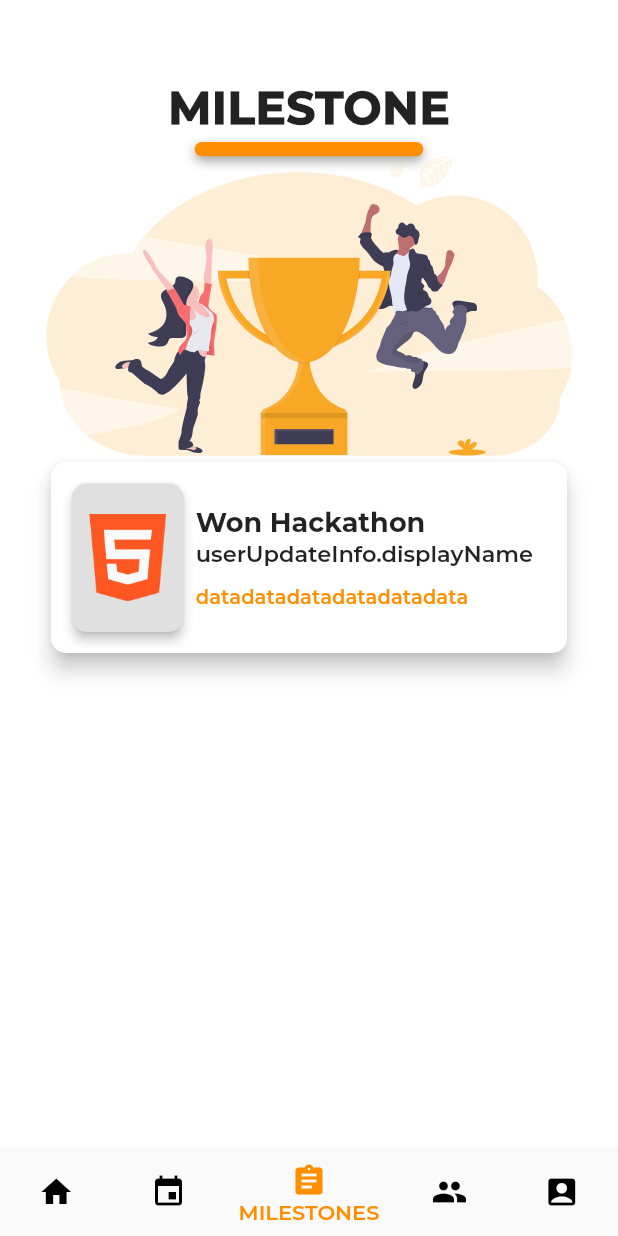
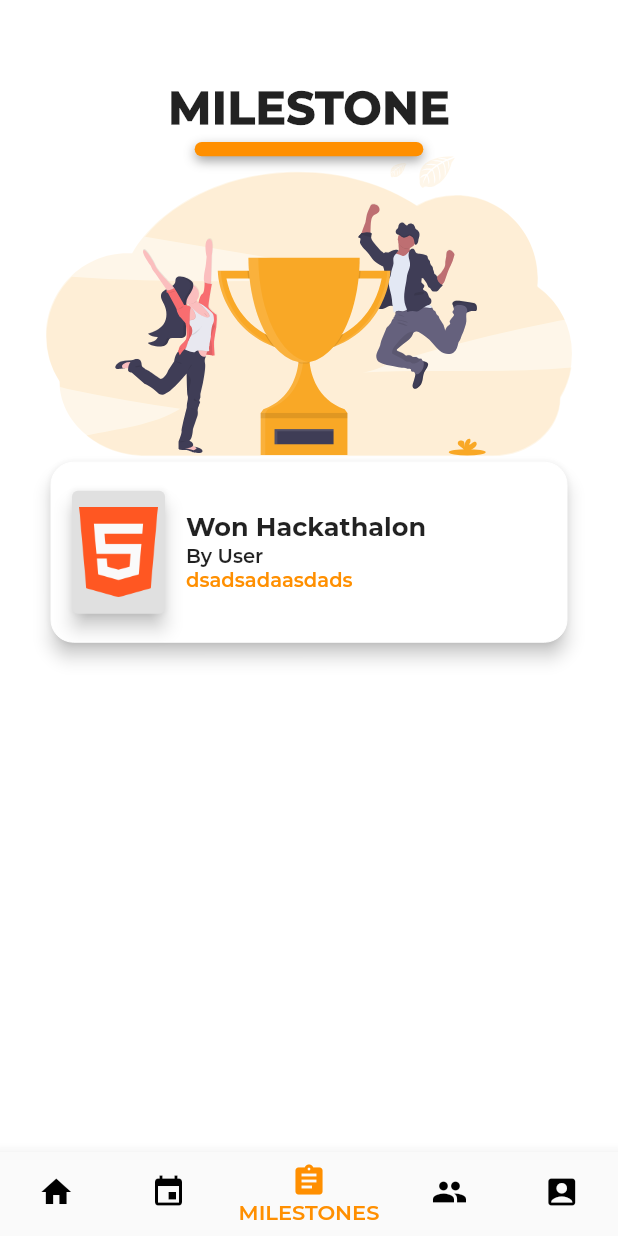
Before and after one commit to smaranjitghose/girlscript_app, a Flutter app: the Dashboard screen opened directly, swiped to page 3, on a phone screen of 412 x 824 dp. Run offline on Flutter 3.47's test engine with Material 2 defaults, Android fonts, the phone set to English and light mode, and no system bars; our stand-ins replace carousel_slider, cloud_firestore, firebase_auth, flutter_spinkit, flutter_svg, google_sign_in and 1 more; accounts and stored records are empty; project files that could hold a hidden picture were left out.

Commit message:
Updated Milestone section, corrected minor typo in Profile, Changed the icon next to Name of Event field in Register page

```diff
--- a/community_app_boilerplate/lib/ui/screens/eventRegister.dart
+++ b/community_app_boilerplate/lib/ui/screens/eventRegister.dart
@@ -102,7 +102,7 @@ class _EventRegisterState extends State<EventRegister> {
                 decoration: inputTextDecoration.copyWith(
                   labelText: "Name of Event",
                   icon: Icon(
-                    Icons.edit,
+                    Icons.event_note,
                     color: Colors.black87,
                     size: 30
                   )
--- a/community_app_boilerplate/lib/ui/screens/milestone.dart
+++ b/community_app_boilerplate/lib/ui/screens/milestone.dart
@@ -62,59 +62,61 @@ class _MilestoneState extends State<Milestone> {
               height: 200.0,
             ),
             Card(
-              elevation: 6.0,
+              color: Colors.white,
+              elevation: 5.0,
               shape: RoundedRectangleBorder(
-                borderRadius: BorderRadius.circular(10)
-              ),
+                  borderRadius: BorderRadius.circular(15.0),
+                  side:
+                  BorderSide(color: Colors.white, width: 0.0)),
               child: Padding(
-                padding: const EdgeInsets.all(10.0),
+                padding: const EdgeInsets.only(
+                    top: 15.0, bottom: 15.0, left: 10.0, right: 10.0),
                 child: Row(
                   children: <Widget>[
-                    Container(
-                      width: width*0.2,
-                      height: height*0.13,
-                      child: Card(
-                        color: Colors.grey[300],
-                        shape: RoundedRectangleBorder(
-                          borderRadius: BorderRadius.circular(10)
-                        ),
-                        elevation: 3.0,
-                        child: Padding(
-                          padding: const EdgeInsets.all(8.0),
-                          child: Image.asset(
-                            'assets/images/html.png',
-                            height: 30.0,
-                          ),
-                        ),
-                      ),
-                    ),
-                    SizedBox(width: width*0.01,),
-                    Column(
-                      crossAxisAlignment: CrossAxisAlignment.start,
-                      mainAxisAlignment: MainAxisAlignment.start,
+                    Row(
                       children: <Widget>[
-                        Text(
-                          'Won Hackathon',
-                          style: TextStyle(
-                            fontSize: 18.0,
-                            fontWeight: FontWeight.bold
-                          ),
-                        ),
-                        Text(
-                          name,
-                          style: TextStyle(
-                            fontSize: 15.0,
-                          ),
-                        ),
-                        SizedBox(height: height*0.014,),
-                        Text(
-                          'datadatadatadatadatadata',
-                          style: TextStyle(
-                            fontSize: 13.0,
-                            color: Colors.amber[800]
+                        Card(color: Colors.grey[300],
+                          elevation: 5,
+                          child: Container(
+                            padding: EdgeInsets.only(top: 5, bottom: 5),
+                            margin: EdgeInsets.all(1),
+                            child: Image(
+                                image: AssetImage('assets/images/html.png'),
+                            height: 70,
+                            width: 60,),
                           ),
                         )
                       ],
+                    ),
+                    Padding(
+                      padding: const EdgeInsets.only(left: 10),
+                      child: Row(
+                        children: <Widget>[
+                          Column(
+
+                            crossAxisAlignment: CrossAxisAlignment.start,
+                            children: <Widget>[
+                              Text(
+                                'Won Hackathalon',
+                                style: TextStyle(
+                                    fontSize: 17.0, fontWeight: FontWeight.w700),
+                              ),
+                              Text(
+                                'By User',
+                                style: TextStyle(
+                                    fontWeight: FontWeight.w400, fontSize: 13.0),
+                              ),
+                              Text(
+                                'dsadsadaasdads',style: TextStyle(
+                                color: Colors.amber[800],
+                                fontWeight: FontWeight.w400, fontSize: 13.0
+                              ),
+                              )
+
+                            ],
+                          )
+                        ],
+                      ),
                     )
                   ],
                 ),
--- a/community_app_boilerplate/lib/ui/screens/profile.dart
+++ b/community_app_boilerplate/lib/ui/screens/profile.dart
@@ -218,7 +218,7 @@ class _ProfileState extends State<Profile> {
                         ),
                         SizedBox(width: MediaQuery.of(context).size.width * 0.03,),
                         Text(
-                          'Personel Details',
+                          'Personal Details',
                           style: TextStyle(
                             fontWeight: FontWeight.bold,
                             fontSize: 13.0
--- a/community_app_boilerplate/pubspec.yaml
+++ b/community_app_boilerplate/pubspec.yaml
@@ -19,7 +19,7 @@ environment:
 dependencies:
   flutter:
     sdk: flutter
-  flutter_spinkit: ^4.1.2+1
+  flutter_spinkit: any
   bordered_text: ^1.0.0
   carousel_slider: ^1.4.1
   speech_to_text: ^2.0.1
```
